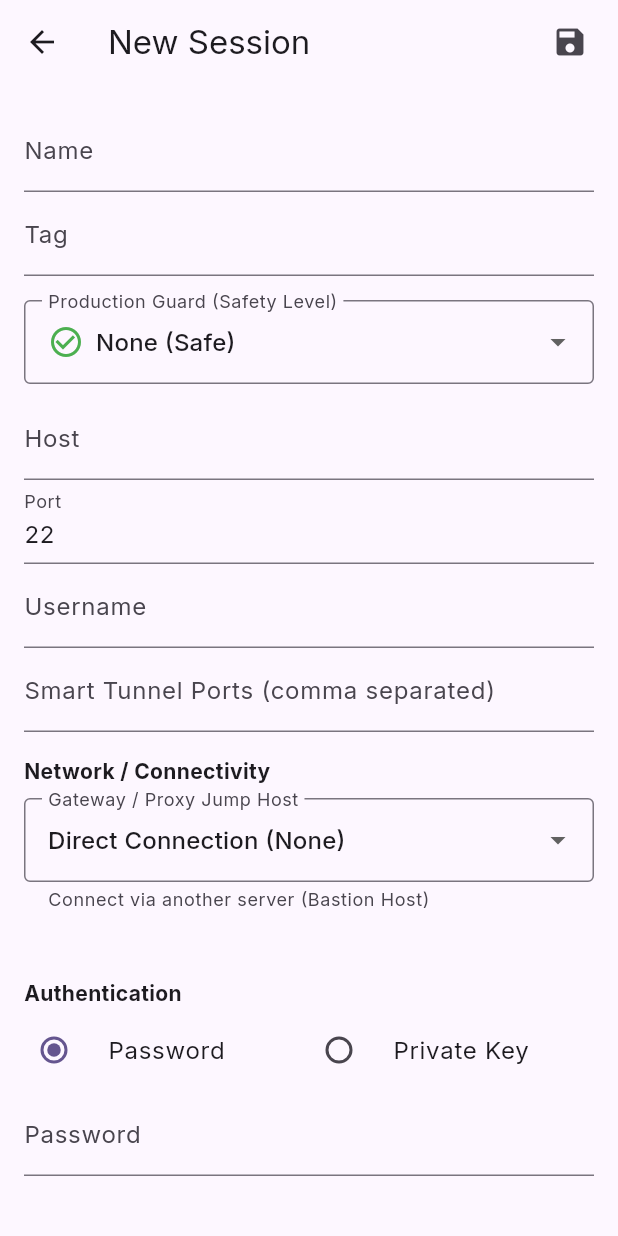
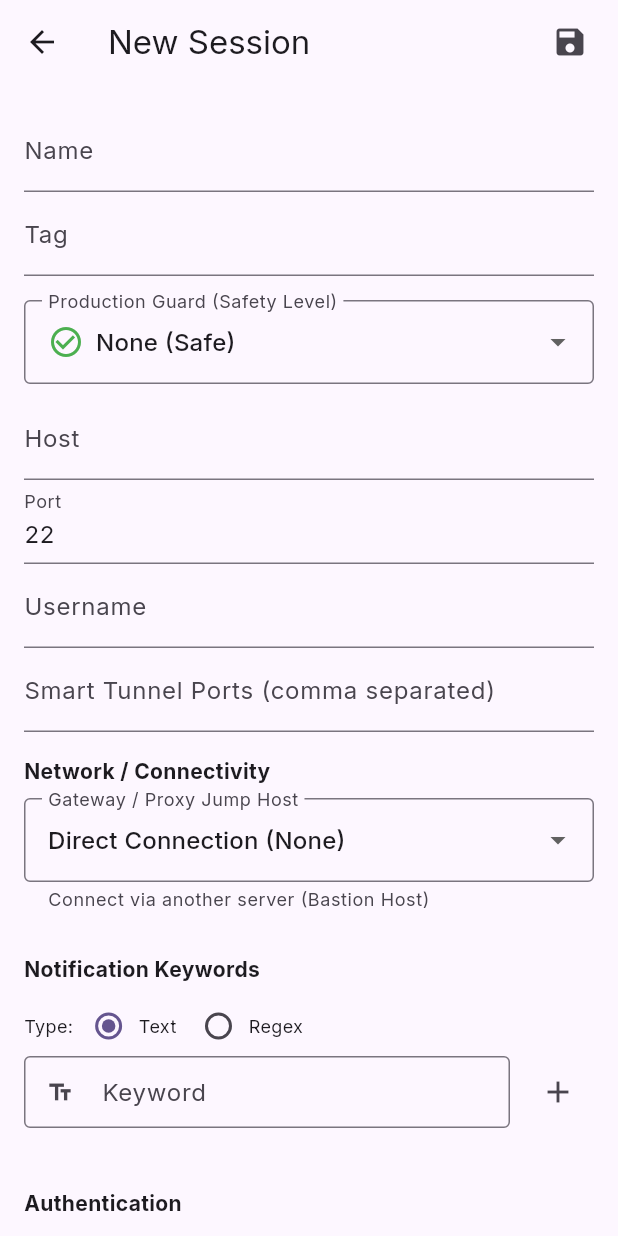
Before and after one commit to parkjangwon/anter, a Flutter app: the screen it shows after launch, after a tap on the "add" icon, on a phone screen of 412 x 824 dp. Run offline on Flutter 3.47's test engine with Material 3 defaults, Android fonts, the light colour scheme and no system bars; our stand-ins replace drift, file_picker, flutter_highlight, flutter_local_notifications, flutter_riverpod, google_fonts and 7 more; missing offline and left inert: charset_converter, dartssh2, flutter_background_service, flutter_background_service_android, flutter_pty, highlight and 2 more; accounts and stored records are empty; generated files the repository leaves out were written again.

Commit message:
feat: 키워드 알림 기능 추가

```diff
--- a/lib/main.dart
+++ b/lib/main.dart
@@ -15,9 +15,12 @@ import 'src/features/settings/presentation/settings_screen.dart';
 import 'package:window_manager/window_manager.dart';
 import 'dart:io';
 import 'src/core/services/background_service.dart';
+import 'src/core/services/notification_service.dart';
 
 void main() async {
   WidgetsFlutterBinding.ensureInitialized();
+  await NotificationService().initialize();
+  await NotificationService().requestPermissions();
   await initializeBackgroundService();
 
   final prefs = await SharedPreferences.getInstance();
--- a/lib/src/core/database/tables.dart
+++ b/lib/src/core/database/tables.dart
@@ -22,6 +22,8 @@ class Sessions extends Table {
   IntColumn get proxyJumpId => integer().nullable().references(Sessions, #id)();
   BoolColumn get enableAgentForwarding =>
       boolean().withDefault(const Constant(false))();
+  TextColumn get notificationKeywords =>
+      text().nullable()(); // JSON list of strings/regex
   DateTimeColumn get createdAt => dateTime().withDefault(currentDateAndTime)();
   DateTimeColumn get updatedAt => dateTime().withDefault(currentDateAndTime)();
 }
--- /dev/null
+++ b/lib/src/core/services/notification_service.dart
@@ -0,0 +1,92 @@
+import 'package:flutter_local_notifications/flutter_local_notifications.dart';
+import 'dart:io';
+
+class NotificationService {
+  static final NotificationService _instance = NotificationService._internal();
+  final FlutterLocalNotificationsPlugin flutterLocalNotificationsPlugin =
+      FlutterLocalNotificationsPlugin();
+
+  factory NotificationService() {
+    return _instance;
+  }
+
+  NotificationService._internal();
+
+  Future<void> initialize() async {
+    const AndroidInitializationSettings initializationSettingsAndroid =
+        AndroidInitializationSettings('@mipmap/launcher_icon');
+
+    final DarwinInitializationSettings initializationSettingsDarwin =
+        DarwinInitializationSettings(
+          requestSoundPermission: true,
+          requestBadgePermission: true,
+          requestAlertPermission: true,
+        );
+
+    final LinuxInitializationSettings initializationSettingsLinux =
+        LinuxInitializationSettings(defaultActionName: 'Open notification');
+
+    final InitializationSettings initializationSettings =
+        InitializationSettings(
+          android: initializationSettingsAndroid,
+          iOS: initializationSettingsDarwin,
+          macOS: initializationSettingsDarwin,
+          linux: initializationSettingsLinux,
+        );
+
+    await flutterLocalNotificationsPlugin.initialize(initializationSettings);
+    print('NotificationService initialized');
+  }
+
+  Future<void> requestPermissions() async {
+    if (Platform.isIOS || Platform.isMacOS) {
+      await flutterLocalNotificationsPlugin
+          .resolvePlatformSpecificImplementation<
+            MacOSFlutterLocalNotificationsPlugin
+          >()
+          ?.requestPermissions(alert: true, badge: true, sound: true);
+    } else if (Platform.isAndroid) {
+      final AndroidFlutterLocalNotificationsPlugin? androidImplementation =
+          flutterLocalNotificationsPlugin
+              .resolvePlatformSpecificImplementation<
+                AndroidFlutterLocalNotificationsPlugin
+              >();
+
+      await androidImplementation?.requestNotificationsPermission();
+    }
+  }
+
+  Future<void> showNotification({
+    required int id,
+    required String title,
+    required String body,
+    String? payload,
+  }) async {
+    const AndroidNotificationDetails androidNotificationDetails =
+        AndroidNotificationDetails(
+          'anter_channel',
+          'Anter Notifications',
+          channelDescription: 'Notifications from Anter Terminal',
+          importance: Importance.max,
+          priority: Priority.high,
+          ticker: 'ticker',
+        );
+
+    const DarwinNotificationDetails darwinNotificationDetails =
+        DarwinNotificationDetails();
+
+    const NotificationDetails notificationDetails = NotificationDetails(
+      android: androidNotificationDetails,
+      iOS: darwinNotificationDetails,
+      macOS: darwinNotificationDetails,
+    );
+
+    await flutterLocalNotificationsPlugin.show(
+      id,
+      title,
+      body,
+      notificationDetails,
+      payload: payload,
+    );
+  }
+}
--- a/lib/src/features/session/presentation/session_editor_screen.dart
+++ b/lib/src/features/session/presentation/session_editor_screen.dart
@@ -3,6 +3,7 @@ import 'package:flutter_riverpod/flutter_riverpod.dart';
 import 'package:drift/drift.dart' as drift;
 import 'package:file_picker/file_picker.dart';
 import '../../../core/database/database.dart';
+import 'dart:convert';
 import '../data/session_repository.dart';
 
 class SessionEditorScreen extends ConsumerStatefulWidget {
@@ -30,7 +31,11 @@ class _SessionEditorScreenState extends ConsumerState<SessionEditorScreen> {
   bool _usePemKey = false;
   int _safetyLevel = 0;
   int? _proxyJumpId;
-  bool _enableAgentForwarding = false;
+  // bool _enableAgentForwarding = false; // Removed
+
+  final List<String> _keywords = [];
+  bool _isRegexInput = false;
+  final _keywordController = TextEditingController();
 
   @override
   void initState() {
@@ -47,10 +52,21 @@ class _SessionEditorScreenState extends ConsumerState<SessionEditorScreen> {
       _safetyLevel = widget.session!.safetyLevel;
       _smartTunnelPortsController.text = widget.session!.smartTunnelPorts ?? '';
       _proxyJumpId = widget.session!.proxyJumpId;
-      _enableAgentForwarding = widget.session!.enableAgentForwarding;
+      // _enableAgentForwarding = widget.session!.enableAgentForwarding; // Removed
 
       if (_privateKeyPath != null && _privateKeyPath!.isNotEmpty) {
         _usePemKey = true;
+      }
+
+      if (widget.session!.notificationKeywords != null) {
+        try {
+          final List<dynamic> loaded = jsonDecode(
+            widget.session!.notificationKeywords!,
+          );
+          _keywords.addAll(loaded.cast<String>());
+        } catch (e) {
+          // ignore error
+        }
       }
     }
   }
@@ -65,7 +81,27 @@ class _SessionEditorScreenState extends ConsumerState<SessionEditorScreen> {
     _passwordController.dispose();
     _passphraseController.dispose();
     _smartTunnelPortsController.dispose();
+    _keywordController.dispose();
     super.dispose();
+  }
+
+  void _addKeyword() {
+    final text = _keywordController.text.trim();
+    if (text.isNotEmpty) {
+      final value = _isRegexInput ? 'r:$text' : text;
+      if (!_keywords.contains(value)) {
+        setState(() {
+          _keywords.add(value);
+          _keywordController.clear();
+        });
+      }
+    }
+  }
+
+  void _removeKeyword(int index) {
+    setState(() {
+      _keywords.removeAt(index);
+    });
   }
 
   Future<void> _pickPrivateKey() async {
@@ -120,7 +156,11 @@ class _SessionEditorScreenState extends ConsumerState<SessionEditorScreen> {
               : _smartTunnelPortsController.text,
         ),
         proxyJumpId: drift.Value(_proxyJumpId),
-        enableAgentForwarding: drift.Value(_enableAgentForwarding),
+        enableAgentForwarding: const drift.Value(false), // Always false
+
+        notificationKeywords: drift.Value(
+          _keywords.isEmpty ? null : jsonEncode(_keywords),
+        ),
       );
       await ref.read(sessionRepositoryProvider.notifier).upsert(session);
       if (mounted) {
@@ -303,6 +343,100 @@ class _SessionEditorScreenState extends ConsumerState<SessionEditorScreen> {
               ),
               const SizedBox(height: 12),
               const SizedBox(height: 16),
+              // Keyword Notification Section
+              const Text(
+                'Notification Keywords',
+                style: TextStyle(fontWeight: FontWeight.bold),
+              ),
+              const SizedBox(height: 8),
+              Row(
+                children: [
+                  const Text('Type: ', style: TextStyle(fontSize: 12)),
+                  Radio<bool>(
+                    value: false,
+                    groupValue: _isRegexInput,
+                    onChanged: (v) => setState(() => _isRegexInput = v!),
+                    visualDensity: VisualDensity.compact,
+                  ),
+                  const Text('Text', style: TextStyle(fontSize: 12)),
+                  const SizedBox(width: 8),
+                  Radio<bool>(
+                    value: true,
+                    groupValue: _isRegexInput,
+                    onChanged: (v) => setState(() => _isRegexInput = v!),
+                    visualDensity: VisualDensity.compact,
+                  ),
+                  const Text('Regex', style: TextStyle(fontSize: 12)),
+                ],
+              ),
+              Row(
+                children: [
+                  Expanded(
+                    child: TextField(
+                      controller: _keywordController,
+                      decoration: InputDecoration(
+                        labelText: 'Keyword',
+                        hintText: _isRegexInput
+                            ? 'e.g. error.*failed'
+                            : 'e.g. error',
+                        border: const OutlineInputBorder(),
+                        isDense: true,
+                        prefixIcon: Icon(
+                          _isRegexInput ? Icons.code : Icons.text_fields,
+                          size: 18,
+                        ),
+                      ),
+                      onSubmitted: (_) => _addKeyword(),
+                    ),
+                  ),
+                  const SizedBox(width: 8),
+                  IconButton(
+                    onPressed: _addKeyword,
+                    icon: const Icon(Icons.add),
+                  ),
+                ],
+              ),
+              const SizedBox(height: 8),
+              if (_keywords.isNotEmpty)
+                Container(
+                  decoration: BoxDecoration(
+                    border: Border.all(color: Colors.grey.shade300),
+                    borderRadius: BorderRadius.circular(4),
+                  ),
+                  height: 150,
+                  child: ListView.separated(
+                    itemCount: _keywords.length,
+                    separatorBuilder: (c, i) => const Divider(height: 1),
+                    itemBuilder: (context, index) {
+                      final rawKeyword = _keywords[index];
+                      final isRegex = rawKeyword.startsWith('r:');
+                      final displayKeyword = isRegex
+                          ? rawKeyword.substring(2)
+                          : rawKeyword;
+
+                      return ListTile(
+                        dense: true,
+                        leading: Icon(
+                          isRegex ? Icons.code : Icons.text_fields,
+                          size: 16,
+                          color: isRegex ? Colors.orange : Colors.blue,
+                        ),
+                        title: Text(displayKeyword),
+                        subtitle: isRegex
+                            ? const Text(
+                                'Regex',
+                                style: TextStyle(fontSize: 10),
+                              )
+                            : null,
+                        trailing: IconButton(
+                          icon: const Icon(Icons.close, size: 16),
+                          onPressed: () => _removeKeyword(index),
+                        ),
+                      );
+                    },
+                  ),
+                ),
+              const SizedBox(height: 16),
               const SizedBox(height: 16),
               const Text(
                 'Authentication',
--- a/lib/src/features/terminal/data/ssh_service.dart
+++ b/lib/src/features/terminal/data/ssh_service.dart
@@ -11,11 +11,16 @@ import 'package:stream_channel/stream_channel.dart';
 import '../../../core/database/database.dart';
 import '../domain/script_step.dart';
 import '../../session_recording/domain/session_recorder.dart';
+import '../../../core/services/notification_service.dart';
 
 class SSHService {
   final List<SSHClient> _clients = [];
   String _encoding = 'utf-8';
   final Map<int, ServerSocket> _activeForwards = {};
+
+  // Debounce map: Keyword -> Last Notification Time
+  final Map<String, DateTime> _lastNotificationTime = {};
+  static const Duration _notificationCooldown = Duration(seconds: 5);
 
   SSHClient? get _client => _clients.isNotEmpty ? _clients.last : null;
 
@@ -187,6 +192,12 @@ class SSHService {
         final decoded = await _decodeWithEncoding(data);
         terminal.write(decoded);
         _recorder?.write(decoded);
+
+        // Keyword monitoring
+        if (targetSessionData.notificationKeywords != null) {
+          // print('DEBUG: Checking keywords for chunk: "${decoded.replaceAll('\n', '\\n')}"');
+          _checkKeywords(decoded, targetSessionData);
+        }
       });
 
       shell.stderr.listen((data) async {
@@ -376,4 +387,67 @@ class SSHService {
       terminal.write('[Login script error: $e]\r\n');
     }
   }
+
+  void _checkKeywords(String text, Session session) {
+    if (session.notificationKeywords == null) return;
+
+    try {
+      final List<dynamic> keywordsInfo = jsonDecode(
+        session.notificationKeywords!,
+      );
+      // print('DEBUG: Loaded keys: $keywordsInfo');
+
+      for (final keyword in keywordsInfo) {
+        if (keyword is! String) continue;
+
+        bool matched = false;
+
+        if (keyword.startsWith('r:')) {
+          // Regex match
+          try {
+            final pattern = keyword.substring(2);
+            final regex = RegExp(pattern);
+            if (regex.hasMatch(text)) {
+              print('DEBUG: Regex matched: $pattern');
+              matched = true;
+            }
+          } catch (e) {
+            print('Invalid regex keyword: $keyword');
+          }
+        } else {
+          // Simple string match
+          if (text.contains(keyword)) {
+            print('DEBUG: String matched: $keyword');
+            matched = true;
+          }
+        }
+
+        if (matched) {
+          _triggerNotification(session, keyword);
+        }
+      }
+    } catch (e) {
+      print('Error checking keywords: $e');
+    }
+  }
+
+  void _triggerNotification(Session session, String keyword) {
+    print('DEBUG: Triggering notification for $keyword');
+    final now = DateTime.now();
+    final lastTime = _lastNotificationTime[keyword];
+
+    if (lastTime == null || now.difference(lastTime) > _notificationCooldown) {
+      _lastNotificationTime[keyword] = now;
+
+      print('DEBUG: Notification cooldown passed. Showing notification.');
+      NotificationService().showNotification(
+        id: session.id + keyword.hashCode, // Unique ID per session+keyword
+        title: 'Keyword Detect: ${session.name}',
+        body: 'Found "$keyword" in terminal output.',
+        payload: session.id.toString(),
+      );
+    } else {
+      print('DEBUG: Notification skipped due to cooldown.');
+    }
+  }
 }
--- a/pubspec.yaml
+++ b/pubspec.yaml
@@ -61,6 +61,7 @@ dependencies:
   webview_flutter: ^4.13.0
   archive: ^4.0.7
   flutter_background_service: ^5.1.0
+  flutter_local_notifications: ^19.5.0
 
 dev_dependencies:
   flutter_test:
```
Also changed, not shown: lib/src/core/database/database.dart (+5 -2 lines), lib/src/core/database/database.g.dart, pubspec.lock, 3 other files.
